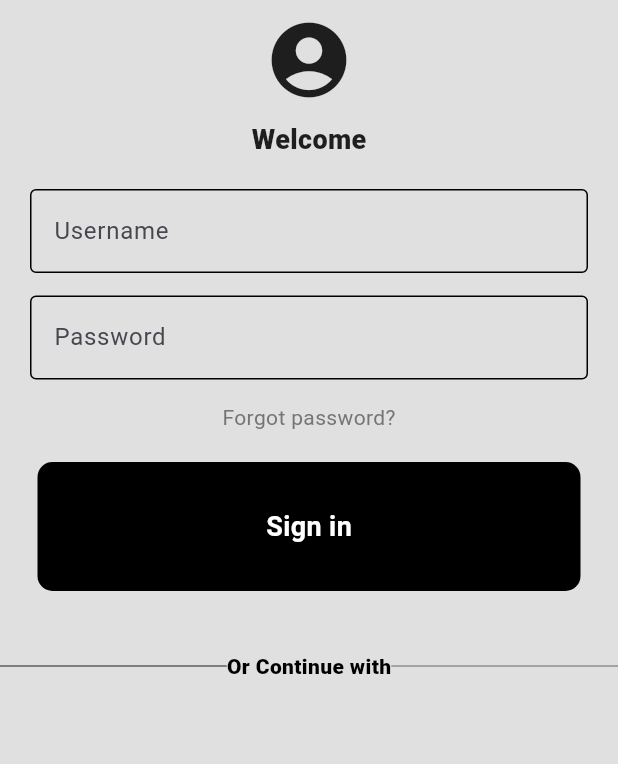
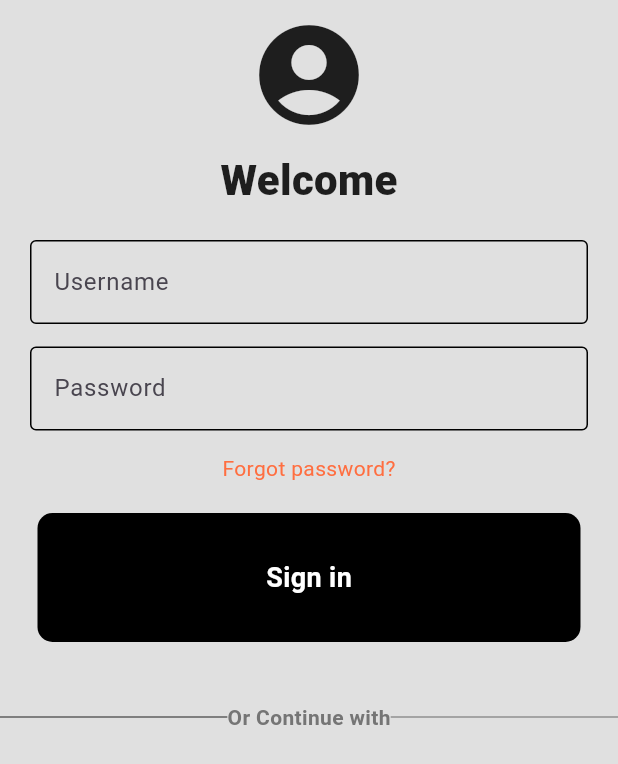
Before and after one commit to Priyom-17/EmergencyAPP, a Flutter app: the screen it shows after launch, on a phone screen of 412 x 824 dp. Shown: the top 764 px of the screen. Run offline on Flutter 3.47's test engine with Material 3 defaults, Android fonts, the phone set to English and light mode, and no system bars.

```diff
--- /dev/null
+++ b/lib/comp/square_tile.dart
@@ -0,0 +1,10 @@
+import 'package:flutter/material.dart';
+
+class SquareTile extends StatelessWidget {
+  const SquareTile({super.key});
+
+  @override
+  Widget build(BuildContext context) {
+    return const Placeholder();
+  }
+}
--- a/lib/login.dart
+++ b/lib/login.dart
@@ -13,7 +13,7 @@ class LoginPage extends StatelessWidget {
   @override
   Widget build(BuildContext context) {
     return Scaffold(
-      backgroundColor: Colors.grey[300],
+      backgroundColor: Colors.grey.shade300,
       body: SafeArea(
         child: Center(
           child: Column(
@@ -23,7 +23,7 @@ class LoginPage extends StatelessWidget {
               //logo
               Icon(
                Icons.account_circle,
-               size: 60,
+               size: 80,
 
               ),
               const SizedBox(height: 10),
@@ -32,7 +32,7 @@ class LoginPage extends StatelessWidget {
                 'Welcome',
                 style: TextStyle(
                   color: Colors.black87,
-                  fontSize: 18,
+                  fontSize: 28,
                   fontWeight: FontWeight.w800,
 
                 ),
@@ -61,7 +61,7 @@ class LoginPage extends StatelessWidget {
               //forgot password?
               Text(
                 'Forgot password?',
-                style: TextStyle(color: Colors.grey[600]),
+                style: TextStyle(color: Colors.deepOrangeAccent),
                 ),
                 const SizedBox(height: 20),
 
@@ -81,8 +81,8 @@ class LoginPage extends StatelessWidget {
                       Text(
                         'Or Continue with',
                         style: TextStyle(
-                          color: Colors.black,
-                          fontWeight: FontWeight.w900
+                          color: Colors.grey.shade600,
+                          fontWeight: FontWeight.bold
                         ),
                         ),
                       Expanded(
```
